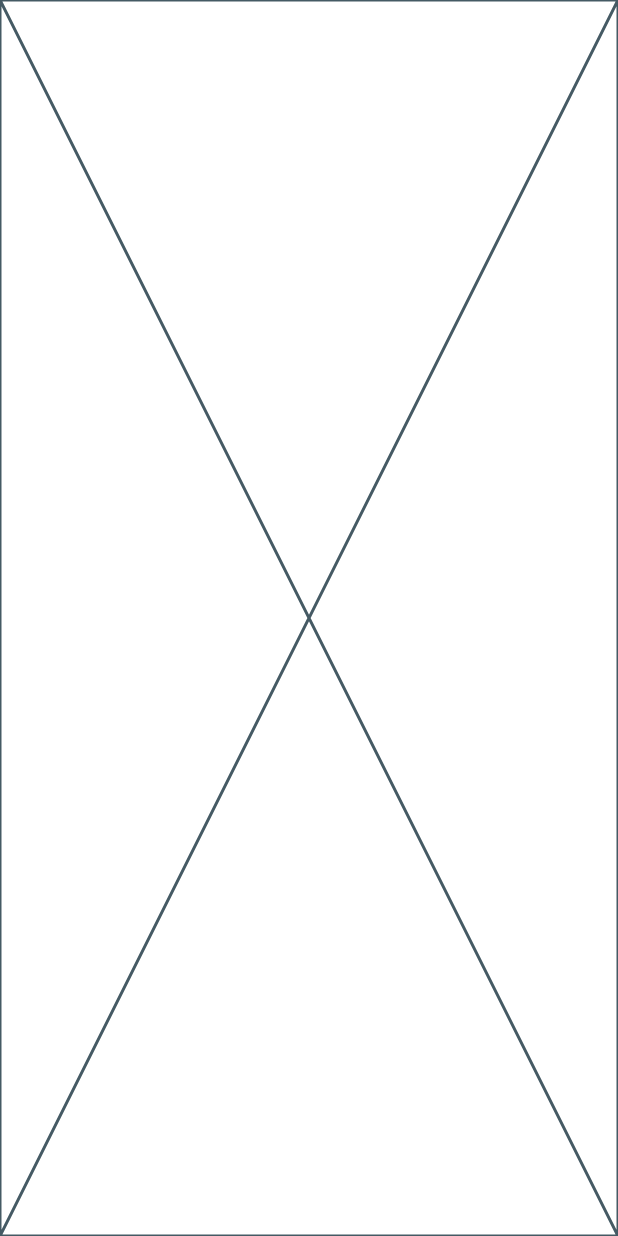
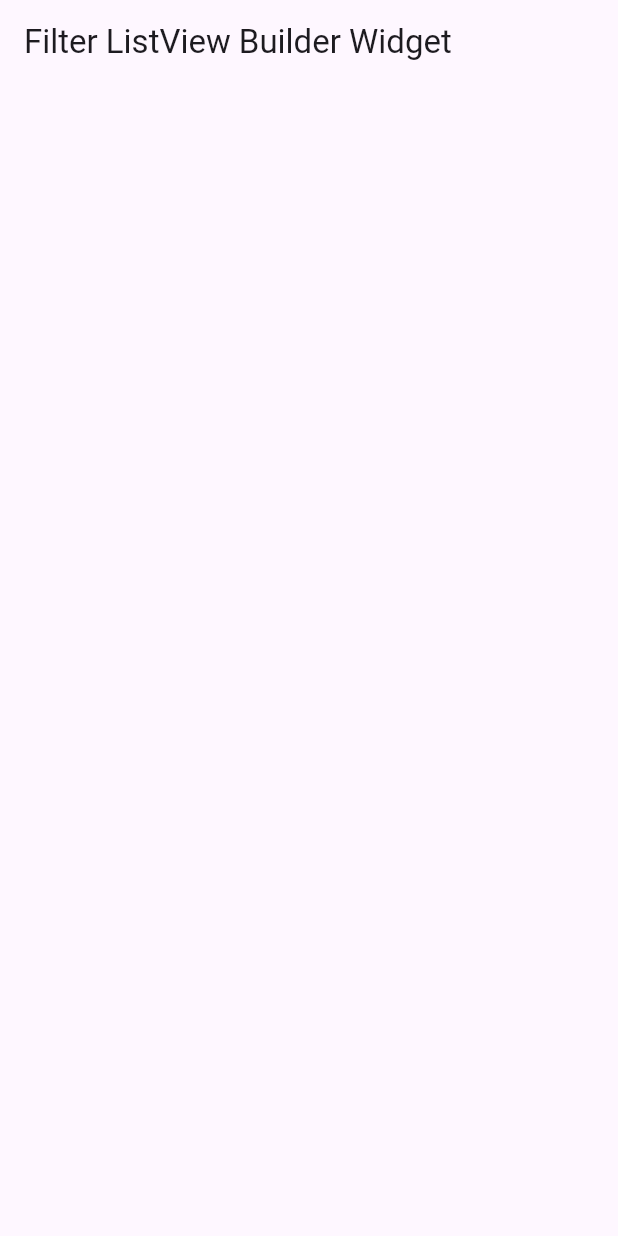
Before and after one commit to atik-sabuj/widgets_app, a Flutter app: the screen it shows after launch, on a phone screen of 412 x 824 dp. Run offline on Flutter 3.47's test engine with Material 3 defaults, Android fonts, the phone set to English and light mode, and no system bars; our stand-ins replace connectivity_plus, country_picker, flutter_image_compress, image_picker, reorderable_grid_view, shared_preferences and 1 more.

Commit message:
Filter ListView Builder Widget #2

```diff
--- a/lib/widgets/basic_widgets/filter_list_view_builder_widget.dart
+++ b/lib/widgets/basic_widgets/filter_list_view_builder_widget.dart
@@ -8,8 +8,47 @@ class FilterListViewBuilderWidget extends StatefulWidget {
 }
 
 class _FilterListViewBuilderWidgetState extends State<FilterListViewBuilderWidget> {
+
+  // TextEditingController controller =  TextEditingController();
+  //
+  // List<Users> list = [
+  //   Users(name: "Asif Taj" ,subTitle: 'Flutter developer', image: "https://cdn.pixabay.com/photo/2016/11/21/14/53/man-1845814_960_720.jpg" , isFavourite: true),
+  //   Users(name: "John" ,subTitle: 'Github.com', image: "https://cdn.pixabay.com/photo/2015/01/06/16/14/woman-590490_960_720.jpg" , isFavourite: true),
+  //   Users(name: "Alina" ,subTitle: 'Marketing guy', image: "https://cdn.pixabay.com/photo/2017/04/05/10/45/girl-2204622_960_720.jpg" , isFavourite: false),
+  //   Users(name: "Escort" , subTitle: 'Java developer',image: "https://cdn.pixabay.com/photo/2017/12/01/08/02/paint-2990357_960_720.jpg" , isFavourite: true),
+  //   Users(name: "Dave Johnson" , subTitle: 'Blockchain is new trend',image: "https://cdn.pixabay.com/photo/2016/03/26/22/13/man-1281562_960_720.jpg" , isFavourite: true),
+  //   Users(name: "John Elia" ,subTitle: 'Exploring world', image: "https://cdn.pixabay.com/photo/2020/05/17/20/21/cat-5183427_960_720.jpg" , isFavourite: false),
+  //   Users(name: "Aizaz khan" ,subTitle: 'TRS on Fiverr', image: "https://cdn.pixabay.com/photo/2021/11/09/15/54/man-6781827_960_720.jpg" , isFavourite: false),
+  //   Users(name: "Burlin" ,subTitle: 'Money hiest', image: "https://cdn.pixabay.com/photo/2021/03/02/16/34/woman-6063087_960_720.jpg" , isFavourite: true),
+  //   Users(name: "John Wick" ,subTitle: 'Who kill my dog', image: "https://cdn.pixabay.com/photo/2020/05/17/20/21/cat-5183427_960_720.jpg" , isFavourite: false),
+  //   Users(name: "Tokyo" ,subTitle: 'Capital of Japan', image: "https://cdn.pixabay.com/photo/2021/05/01/09/59/city-6220689_960_720.jpg" , isFavourite: true),
+  //
+  // ] ;
+  //
+  // //source code github.com/axiftaj
+  // // check widget of the week repo
+
+
   @override
   Widget build(BuildContext context) {
-    return const Placeholder();
+    return Scaffold(
+      appBar: AppBar(
+        title: Text('Filter ListView Builder Widget'),
+      ),
+
+      body: SafeArea(
+        child: Center(
+          child: Padding(
+            padding: const EdgeInsets.symmetric(vertical: 20),
+            child: Column(
+              mainAxisAlignment: MainAxisAlignment.start,
+              children: [
+
+              ],
+            ),
+          ),
+        ),
+      ),
+    );
   }
 }
```
